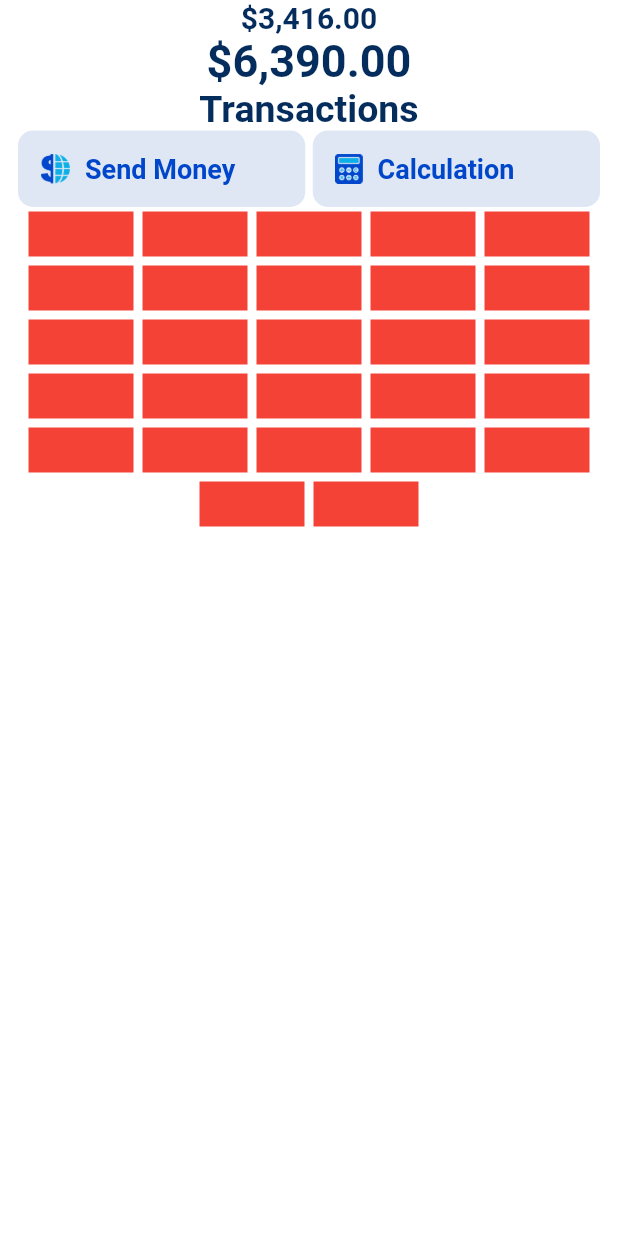
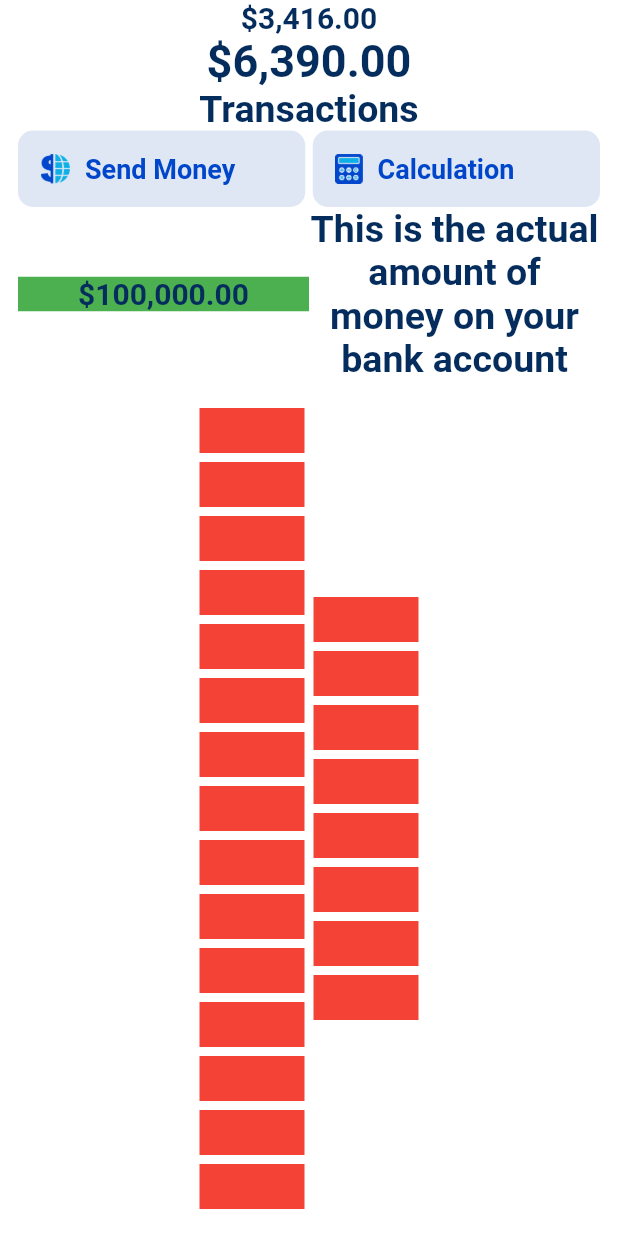
Before and after one commit to ricki2099/state_managment, a Flutter app: the screen it shows after launch, on a phone screen of 412 x 824 dp. Run offline on Flutter 3.47's test engine with Material 2 defaults, Android fonts, the light colour scheme and no system bars; our stand-ins replace flutter_bloc.

Commit message:
added flexible to row and column

```diff
--- a/lib/screens/wallet-screen.dart
+++ b/lib/screens/wallet-screen.dart
@@ -43,7 +43,24 @@ class WalletScreen extends StatelessWidget {
                   ),
                 ],
               ),
-              Wrap(
+              Row(
+                children: [
+                  Flexible(
+                    flex: 5,
+                    fit: FlexFit.tight,
+                    child: ColoredBox(
+                        color: Colors.green, child: TitleText.amount(100000)),
+                  ),
+                  Flexible(
+                    flex: 5,
+                    child: TitleText.subTitle(
+                        'This is the actual amount of money on your bank account'),
+                  ),
+                ],
+              ),
+              Expanded(
+                child: Wrap(
+                  direction: Axis.vertical,
                   alignment: WrapAlignment.center,
                   children: [
                     cuadro,
@@ -69,11 +86,8 @@ class WalletScreen extends StatelessWidget {
                     cuadro,
                     cuadro,
                     cuadro,
-                  cuadro,
-                  cuadro,
-                  cuadro,
-                  cuadro,
                   ],
+                ),
               )
             ],
           ),
```
Lines whose indentation alone changed are shown as unchanged.
